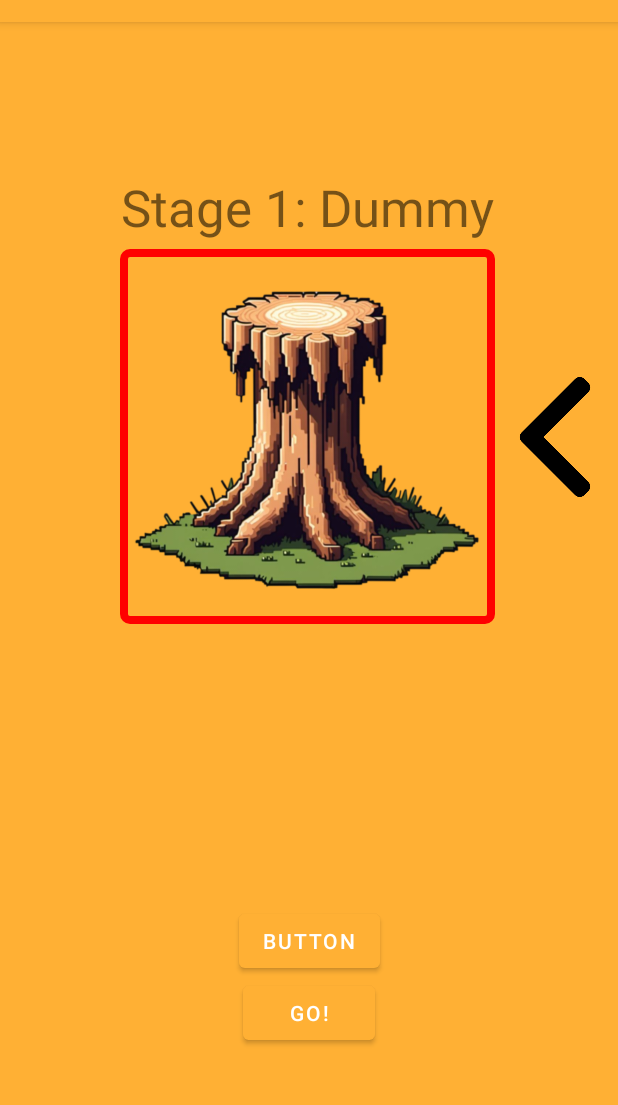
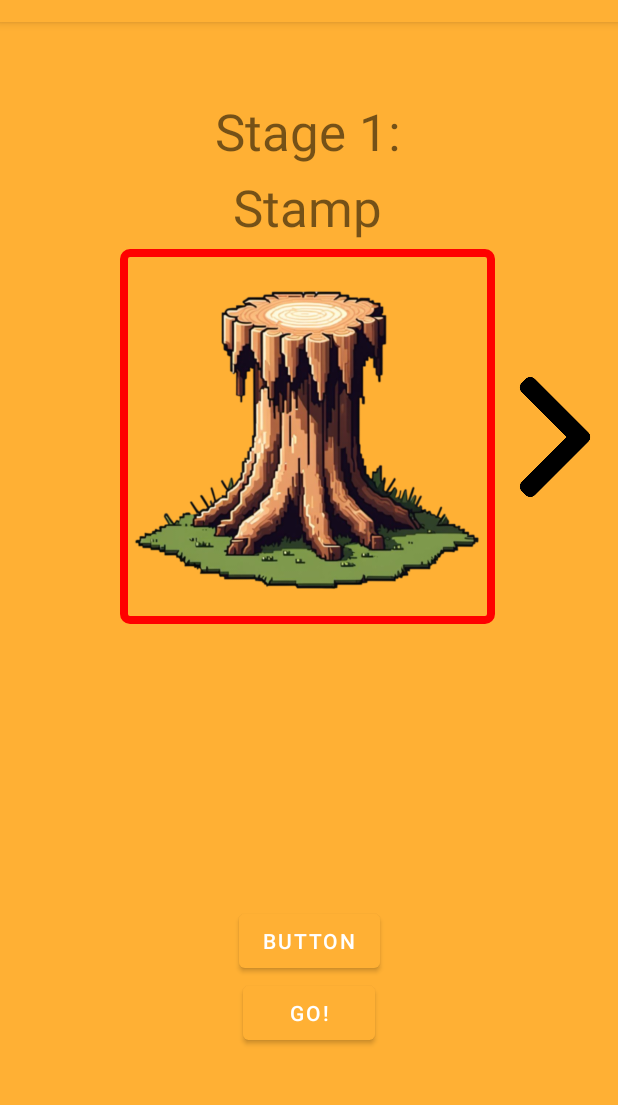
Before and after one commit to mellli1231/Eggenda, an Android app: the GameMonsterChooseMainActivity screen opened directly, with no data from a screen before it, on a phone screen of 412 x 824 dp, the part 62-1167 px from its top. Run offline under Robolectric (Android 15) with nearby library versions, the phone set to English and light mode, and no system bars.

Commit message:
- implemented the stage choose page - show which stage is done - fixed next btn - fixed stage0 -todo: UI, boss info dialog, on boss choosing page and gameAc

```diff
--- a/app/src/main/java/com/example/eggenda/gameMonsterChoose/GameMonsterChooseMainActivity.kt
+++ b/app/src/main/java/com/example/eggenda/gameMonsterChoose/GameMonsterChooseMainActivity.kt
@@ -25,6 +25,7 @@ class GameMonsterChooseMainActivity : AppCompatActivity () {
     private lateinit var viewModel: monsterChooseViewModel
     private var stageId: Int = 0
 
+    private lateinit var stageTitle:TextView
     private lateinit var bossTitle:TextView
     private lateinit var backBtn:ImageView
     private lateinit var nextBtn:ImageView
@@ -40,6 +41,7 @@ class GameMonsterChooseMainActivity : AppCompatActivity () {
         stageInfo = stageInfo()
         viewModel = monsterChooseViewModel()
 
+        stageTitle = findViewById(R.id.stage_Title)
         bossTitle = findViewById(R.id.boss_title)
         backBtn = findViewById(R.id.back_button)
         nextBtn = findViewById(R.id.next_button)
@@ -70,16 +72,16 @@ class GameMonsterChooseMainActivity : AppCompatActivity () {
                 nextBtn.isInvisible = false
             }
             val selectedStage = stageInfo.StageInfoMap(newStageId)!!
-            val title = "Stage "+(newStageId + 1).toString()+": "+selectedStage.name
-
+            val stageStr = "Stage "+(newStageId + 1).toString()+":"
+            val bossStr = selectedStage.name
             if(stageDoneArrayList[newStageId] == 1){
                 bossDefeatCover.isInvisible = false
             }
             else{
                 bossDefeatCover.isInvisible = true
             }
-
-            bossTitle.text = title
+            stageTitle.text = stageStr
+            bossTitle.text = bossStr
             bossImage.setImageResource(selectedStage.bossImageId)
             viewModel.updateAmount(selectedStage.deckSize)
 //            viewModel.updateChosenStageID(0)
--- a/app/src/main/java/com/example/eggenda/gamePlay/gameActivity.kt
+++ b/app/src/main/java/com/example/eggenda/gamePlay/gameActivity.kt
@@ -315,7 +315,7 @@ class gameActivity : AppCompatActivity() {
                 if (reportList.size > 0) {
                     showReportDialog(reportList)
                 }
-
+                hpBarVisualization(currentBossHpBuffer)
                 while (bounceNumResetQueue.size > 0) {
                     val petOrder = bounceNumResetQueue.removeFirst()
                     petStatusBuffer[petOrder]!!.bounceNum = 0
--- a/app/src/main/java/com/example/eggenda/gamePlay/stageInfo.kt
+++ b/app/src/main/java/com/example/eggenda/gamePlay/stageInfo.kt
@@ -38,12 +38,12 @@ class stageInfo {
 
     private class stage_0():stage{
         override val id: Int = 0
-        override val name: String = "Dummy"
+        override val name: String = "Stamp"
         override val bossImageId: Int = R.drawable.game_enemy_stamp
         override val acceptElement: Int = dict.STAGE_ACCEPT_ALL_ELEMENT
         override val objectiveType: Int = dict.STAGE_OBJECTIVE_BEST
         override val maxTurn: Int = 9
-        override val damageRequirement: Int = 150
+        override val damageRequirement: Int = 120
         override val description: String = ""
         override val deckSize:Int = 3
 
@@ -63,7 +63,7 @@ class stageInfo {
 
     private class stage_1():stage{
         override val id: Int = 1
-        override val name: String = "Dummy"
+        override val name: String = "High Quality Stamp"
         override val bossImageId: Int = R.drawable.game_enemy_stamp
         override val acceptElement: Int = dict.STAGE_ACCEPT_ALL_ELEMENT
         override val objectiveType: Int = dict.STAGE_OBJECTIVE_EXACT
--- a/app/src/main/res/layout/game_monster_choose.xml
+++ b/app/src/main/res/layout/game_monster_choose.xml
@@ -72,7 +72,8 @@
         app:layout_constraintBottom_toBottomOf="@+id/frameLayout"
         app:layout_constraintStart_toEndOf="@+id/frameLayout"
         app:layout_constraintTop_toTopOf="@+id/frameLayout"
-        app:srcCompat="@drawable/back_arrow" />
+        app:srcCompat="@drawable/back_arrow"
+        android:scaleX="-1"/>
 
     <TextView
         android:id="@+id/boss_title"
@@ -82,6 +83,16 @@
         android:text="TextView"
         android:textSize="34sp"
         app:layout_constraintBottom_toTopOf="@+id/frameLayout"
+        app:layout_constraintEnd_toEndOf="@+id/frameLayout"
+        app:layout_constraintStart_toStartOf="@+id/frameLayout" />
+    <TextView
+        android:id="@+id/stage_Title"
+        android:layout_width="wrap_content"
+        android:layout_height="wrap_content"
+        android:layout_marginBottom="5dp"
+        android:text="TextView"
+        android:textSize="34sp"
+        app:layout_constraintBottom_toTopOf="@+id/boss_title"
         app:layout_constraintEnd_toEndOf="@+id/frameLayout"
         app:layout_constraintStart_toStartOf="@+id/frameLayout" />
 
```
